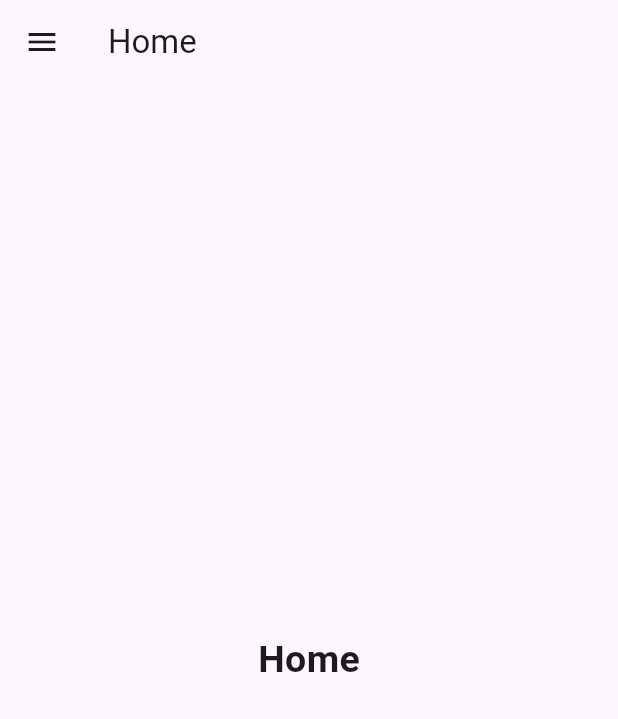
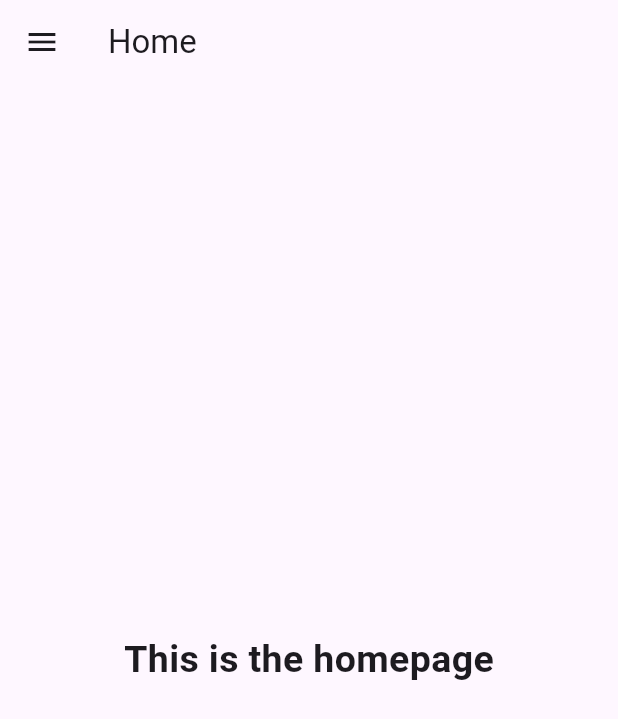
Before and after one commit to DarryllV/mad_flutterproject2024, a Flutter app: the screen it shows after launch, after a tap on "Log in (Placeholder until i implement it", on a phone screen of 412 x 824 dp. Shown: the top 719 px of the screen. Run offline on Flutter 3.47's test engine with Material 3 defaults, Android fonts, the phone set to English and light mode, and no system bars.

```diff
--- a/lib/drawer.dart
+++ b/lib/drawer.dart
@@ -58,13 +58,13 @@ class MyDrawer extends StatelessWidget {
             ListTile(
               leading: Icon(Icons.credit_card),
               title: Text('Ezlink'),
-              onTap: () => onTap(context, 0, 'Ezlink'),
+              onTap: () => onTap(context, 1, 'Ezlink'),
             ),
 
             ListTile(
               leading: Icon(Icons.person),
               title: Text('Profile'),
-              onTap: () => onTap(context, 0, 'Profile'),
+              onTap: () => onTap(context, 2, 'Profile'),
             ),
 
           ],
--- a/lib/home.dart
+++ b/lib/home.dart
@@ -6,7 +6,7 @@ class Home extends StatelessWidget {
     return Container(
       child: Container(
         child: Center(
-          child: Text('Home',
+          child: Text('This is the homepage',
             style: TextStyle(fontSize: 25, fontWeight: FontWeight.bold)
             ),
         ),
```
